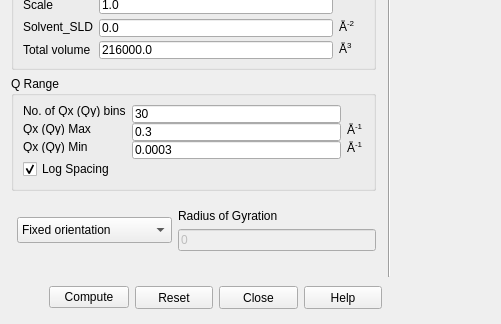
Old version of the form src/sas/qtgui/Calculators/UI/GenericScatteringCalculator.ui in the repository SasView/sasview; both pictures show x 0 to 501 and y 301 to 625 of the 1024 by 625 pixel window.
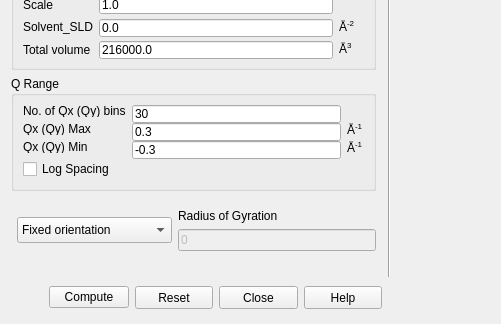
New version of the form. Icons and pictures are not drawn.

Commit message: Log Spacing and QMin input now unavaliable for 2D Scattering

The edit to the form file:
```diff
--- a/src/sas/qtgui/Calculators/UI/GenericScatteringCalculator.ui
+++ b/src/sas/qtgui/Calculators/UI/GenericScatteringCalculator.ui
@@ -1199,6 +1199,9 @@
        <layout class="QGridLayout" name="gridLayout_3">
         <item row="2" column="1">
          <widget class="QLineEdit" name="txtQxMin">
+          <property name="enabled">
+           <bool>true</bool>
+          </property>
           <property name="minimumSize">
            <size>
             <width>0</width>
@@ -1206,7 +1209,10 @@
            </size>
           </property>
           <property name="text">
-           <string>0.0003</string>
+           <string>-0.3</string>
+          </property>
+          <property name="readOnly">
+           <bool>false</bool>
           </property>
          </widget>
         </item>
@@ -1312,6 +1318,9 @@
       </item>
       <item row="1" column="0">
        <widget class="QCheckBox" name="checkboxLogSpace">
+        <property name="enabled">
+         <bool>true</bool>
+        </property>
         <property name="font">
          <font>
           <bold>false</bold>
@@ -1320,8 +1329,11 @@
         <property name="text">
          <string>Log Spacing</string>
         </property>
+        <property name="checkable">
+         <bool>true</bool>
+        </property>
         <property name="checked">
-         <bool>true</bool>
+         <bool>false</bool>
         </property>
        </widget>
       </item>
```
The commit also changes 1 other file.
